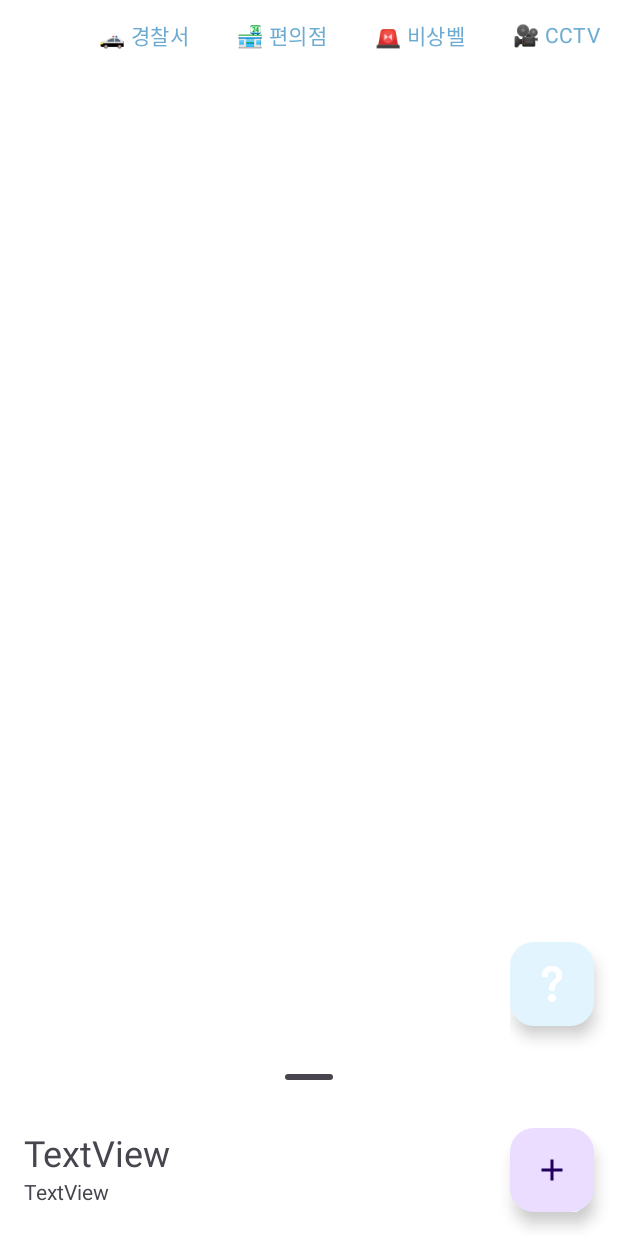
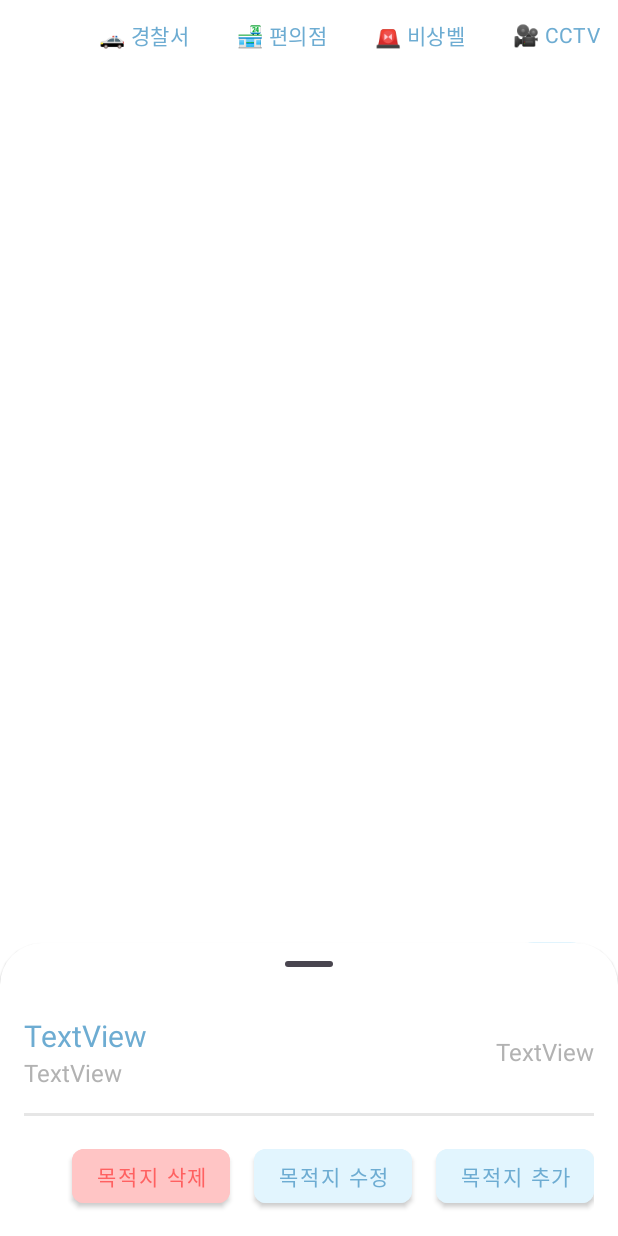
Before and after one commit to WayBackHomeProject/Mobile, an Android app: the layout fragment_main.xml on its own in the app's theme, with its tools: preview values and no code run, on a phone screen of 412 x 824 dp. Run offline under Robolectric (Android 15) with nearby library versions, the phone set to English and light mode, and no system bars.

Commit message:
feat : BottomSheet 목적지 수정/삭제/생성 feat : Theme
목적지 목록에서 선택 시 BottomSheet로 보여줌

```diff
--- a/mobile_app/app/src/main/java/com/ssafy/waybackhome/main/DestinationListAdapter.kt
+++ b/mobile_app/app/src/main/java/com/ssafy/waybackhome/main/DestinationListAdapter.kt
@@ -35,9 +35,6 @@ class DestinationListAdapter(private val context : Context, private val location
             binding.root.setOnClickListener {
                 onItemClickListener?.onClick(item)
             }
-            binding.btnListItemMore.setOnClickListener {
-                onItemOptionsClickListener?.onClick(item, it)
-            }
         }
         fun updateDistance(location : LatLng){
             item?.run {
--- a/mobile_app/app/src/main/java/com/ssafy/waybackhome/main/MainViewModel.kt
+++ b/mobile_app/app/src/main/java/com/ssafy/waybackhome/main/MainViewModel.kt
@@ -13,6 +13,7 @@ import com.naver.maps.map.overlay.CircleOverlay
 import com.naver.maps.map.overlay.Marker
 import com.naver.maps.map.overlay.OverlayImage
 import com.ssafy.waybackhome.R
+import com.ssafy.waybackhome.data.Destination
 import com.ssafy.waybackhome.data.LocalRepository
 import com.ssafy.waybackhome.data.alarmbell.AlarmBellData
 import com.ssafy.waybackhome.data.alarmbell.AlarmBellService
@@ -32,6 +33,11 @@ class MainViewModel : ViewModel() {
      * 로컬 DB에 저장된 목적지 정보
      */
     val destinations = repo.selectAllDestination()
+    var selectedDestination : Destination? = null
+        private set
+    fun selectDestination(destination: Destination) {
+        selectedDestination = destination
+    }
 
     var bottomSheetState : Int = BottomSheetBehavior.STATE_COLLAPSED
 
--- a/mobile_app/app/src/main/res/layout/fragment_main.xml
+++ b/mobile_app/app/src/main/res/layout/fragment_main.xml
@@ -59,9 +59,10 @@
 
 
     <LinearLayout
+        style="@style/BottomSheetDefault"
         android:id="@+id/main_bottom_sheet"
         android:layout_width="match_parent"
-        android:layout_height="wrap_content"
+        android:layout_height="match_parent"
         android:background="@color/white"
         android:minHeight="100dp"
         android:orientation="vertical"
@@ -73,6 +74,7 @@
         <androidx.constraintlayout.widget.ConstraintLayout
             android:layout_width="match_parent"
             android:layout_height="match_parent">
+
             <com.google.android.material.bottomsheet.BottomSheetDragHandleView
                 android:id="@+id/handle"
                 android:layout_width="match_parent"
@@ -119,17 +121,18 @@
                 app:layout_constraintTop_toBottomOf="@id/boaderline" />
 
 
-
-
         </androidx.constraintlayout.widget.ConstraintLayout>
     </LinearLayout>
 
     <LinearLayout
         android:id="@+id/address_bottom_sheet"
+        style="@style/BottomSheetDefault"
         android:layout_width="match_parent"
         android:layout_height="wrap_content"
         android:background="@color/white"
         android:orientation="vertical"
+        android:paddingStart="16dp"
+        android:paddingEnd="16dp"
         app:behavior_hideable="true"
         app:layout_behavior="com.google.android.material.bottomsheet.BottomSheetBehavior">
 
@@ -148,35 +151,84 @@
 
             <LinearLayout
                 android:layout_width="match_parent"
-                android:layout_height="match_parent"
-                android:layout_marginStart="16dp"
+                android:layout_height="wrap_content"
                 android:layout_weight="1"
                 android:orientation="vertical">
+
+                <TextView
+                    android:id="@+id/tv_destination_name"
+                    android:layout_width="match_parent"
+                    android:layout_height="wrap_content"
+                    android:ellipsize="end"
+                    android:singleLine="true"
+                    android:text="TextView"
+                    android:textSize="20sp" />
 
                 <TextView
                     android:id="@+id/tv_address"
                     android:layout_width="match_parent"
                     android:layout_height="wrap_content"
+                    android:ellipsize="end"
+                    android:singleLine="true"
                     android:text="TextView"
-                    android:textSize="24sp" />
-
-                <TextView
-                    android:id="@+id/tv_address_distance"
-                    android:layout_width="match_parent"
-                    android:layout_height="wrap_content"
-                    android:text="TextView" />
+                    android:textColor="@color/grey"
+                    android:textSize="16sp" />
 
             </LinearLayout>
 
-            <com.google.android.material.floatingactionbutton.FloatingActionButton
-                android:id="@+id/btn_add_address"
+            <TextView
+                android:id="@+id/tv_address_distance"
                 android:layout_width="wrap_content"
                 android:layout_height="wrap_content"
-                android:layout_marginEnd="16dp"
-                android:layout_marginBottom="16dp"
-                android:clickable="true"
-                android:src="@drawable/baseline_add_24" />
+                android:layout_gravity="center_vertical"
+                android:text="TextView"
+                android:textColor="@color/grey"
+                android:textSize="16sp" />
 
+        </LinearLayout>
+
+        <View
+            android:id="@+id/view"
+            style="@style/Divider"
+            android:layout_marginTop="16dp"
+            android:layout_marginBottom="16dp" />
+
+        <LinearLayout
+            android:layout_width="match_parent"
+            android:layout_height="wrap_content"
+            android:orientation="horizontal"
+            android:paddingBottom="16dp">
+
+            <View
+                android:id="@+id/view2"
+                android:layout_width="match_parent"
+                android:layout_height="match_parent"
+                android:layout_weight="1" />
+
+            <Button
+                style="@style/ButtonDefault"
+                android:id="@+id/btn_delete"
+                android:layout_width="wrap_content"
+                android:layout_height="wrap_content"
+                android:textColor="@color/warning"
+                android:backgroundTint="@color/warning_background"
+                android:text="목적지 삭제" />
+
+            <Button
+                style="@style/ButtonDefault"
+                android:id="@+id/btn_edit"
+                android:layout_width="wrap_content"
+                android:layout_height="wrap_content"
+                android:layout_marginStart="16dp"
+                android:text="목적지 수정" />
+
+            <Button
+                style="@style/ButtonDefault"
+                android:id="@+id/btn_create"
+                android:layout_width="wrap_content"
+                android:layout_height="wrap_content"
+                android:layout_marginStart="16dp"
+                android:text="목적지 추가" />
         </LinearLayout>
 
     </LinearLayout>
--- a/mobile_app/app/src/main/res/layout/list_item_geo_address.xml
+++ b/mobile_app/app/src/main/res/layout/list_item_geo_address.xml
@@ -5,6 +5,7 @@
     android:layout_height="wrap_content">
 
     <androidx.cardview.widget.CardView
+        style="@style/ListItemDefault"
         android:layout_width="0dp"
         android:layout_height="wrap_content"
         android:layout_marginStart="16dp"
--- a/mobile_app/app/src/main/res/values-night/themes.xml
+++ b/mobile_app/app/src/main/res/values-night/themes.xml
@@ -3,5 +3,19 @@
     <style name="Base.Theme.WayBackHome" parent="Theme.Material3.DayNight.NoActionBar">
         <!-- Customize your dark theme here. -->
         <!-- <item name="colorPrimary">@color/my_dark_primary</item> -->
+        <!-- Customize your light theme here. -->
+        <item name="colorPrimary">@color/primary</item>
+        <item name="colorPrimaryVariant">@color/white</item>
+        <item name="colorSecondary">@color/primaryShade</item>
+        <item name="android:windowBackground">@color/white</item>
+        <item name="android:textColor">@color/primary</item>
+        <item name="android:textColorHint">@color/grey</item>
+    </style>
+
+    <style name="Theme.WayBackHome" parent="Base.Theme.WayBackHome" />
+    <!-- Button style -->
+    <style name="ButtonStyle" parent="Widget.MaterialComponents.Button">
+        <item name="backgroundTint">@color/primaryShade</item>
+        <item name="android:textColor">@color/primary</item>
     </style>
 </resources>
--- a/mobile_app/app/src/main/res/values/colors.xml
+++ b/mobile_app/app/src/main/res/values/colors.xml
@@ -2,6 +2,12 @@
 <resources>
     <color name="primary">#FF6dacd2</color>
     <color name="primaryShade">#FFe2f5fe</color>
+    <color name="background">#FFFFFFFF</color>
+    <color name="on_background">#FF161718</color>
+    <color name="grey">#FFb2b2b2</color>
+    <color name="light_grey">#FFe6e6e6</color>
+    <color name="warning_background">#FFffc5c5</color>
+    <color name="warning">#FFff6161</color>
     <color name="black">#FF000000</color>
     <color name="white">#FFFFFFFF</color>
 </resources>
--- a/mobile_app/app/src/main/res/values/styles.xml
+++ b/mobile_app/app/src/main/res/values/styles.xml
@@ -6,4 +6,25 @@
         <item name="checkedIconVisible">false</item>
         <item name="chipIconVisible">false</item>
     </style>
+
+    <style name="Divider">
+        <item name="android:layout_width">match_parent</item>
+        <item name="android:layout_height">2dp</item>
+        <item name="android:background">@color/light_grey</item>
+    </style>
+
+    <style name="ButtonDefault" parent="Widget.MaterialComponents.Button">
+        <item name="cornerRadius">8dp</item>
+        <item name="android:backgroundTint">@color/primaryShade</item>
+        <item name="android:textColor">@color/primary</item>
+    </style>
+
+    <style name="ListItemDefault" parent="CardView">
+        <item name="cornerRadius">8dp</item>
+        <item name="cardBackgroundColor">@color/background</item>
+    </style>
+
+    <style name="BottomSheetDefault" parent="Widget.Material3.BottomSheet">
+        <item name="backgroundTint">@color/background</item>
+    </style>
 </resources>
--- a/mobile_app/app/src/main/res/values/themes.xml
+++ b/mobile_app/app/src/main/res/values/themes.xml
@@ -7,6 +7,7 @@
         <item name="colorPrimaryVariant">@color/white</item>
         <item name="colorSecondary">@color/primaryShade</item>
         <item name="android:windowBackground">@color/white</item>
+        <item name="android:textColor">@color/primary</item>
     </style>
 
     <style name="Theme.WayBackHome" parent="Base.Theme.WayBackHome" />
```
Also changed, not shown: mobile_app/app/src/main/java/com/ssafy/waybackhome/main/MainFragment.kt (+42 -23 lines), mobile_app/app/src/main/res/layout/list_item_destination.xml (+1 -8 lines).
